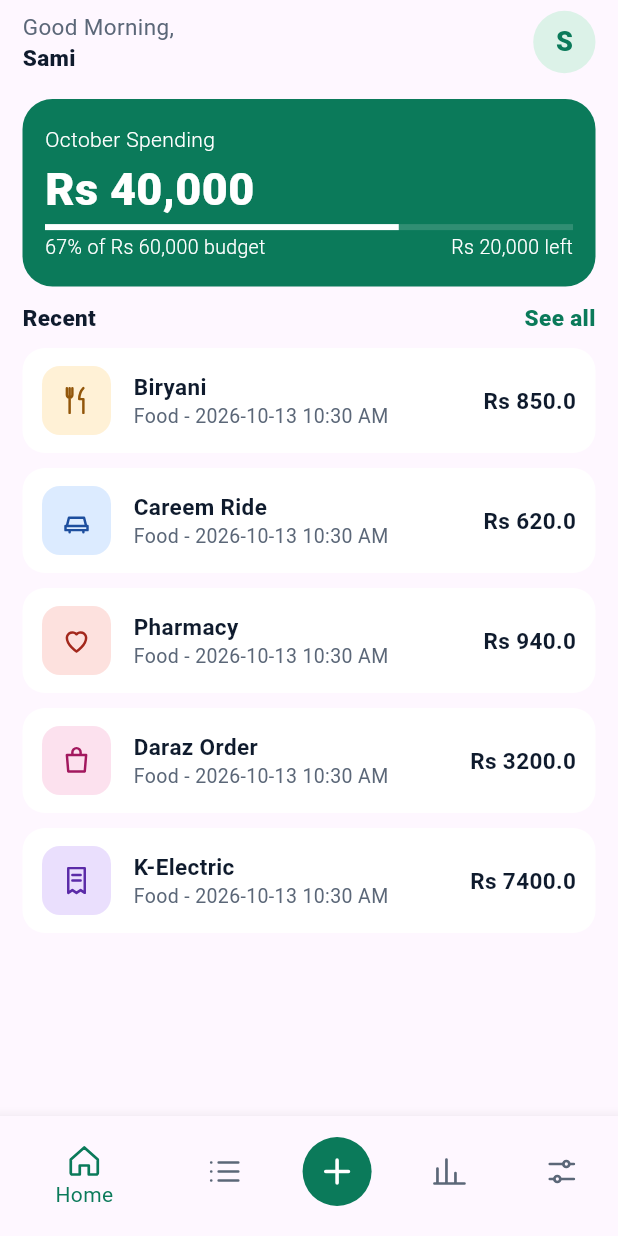
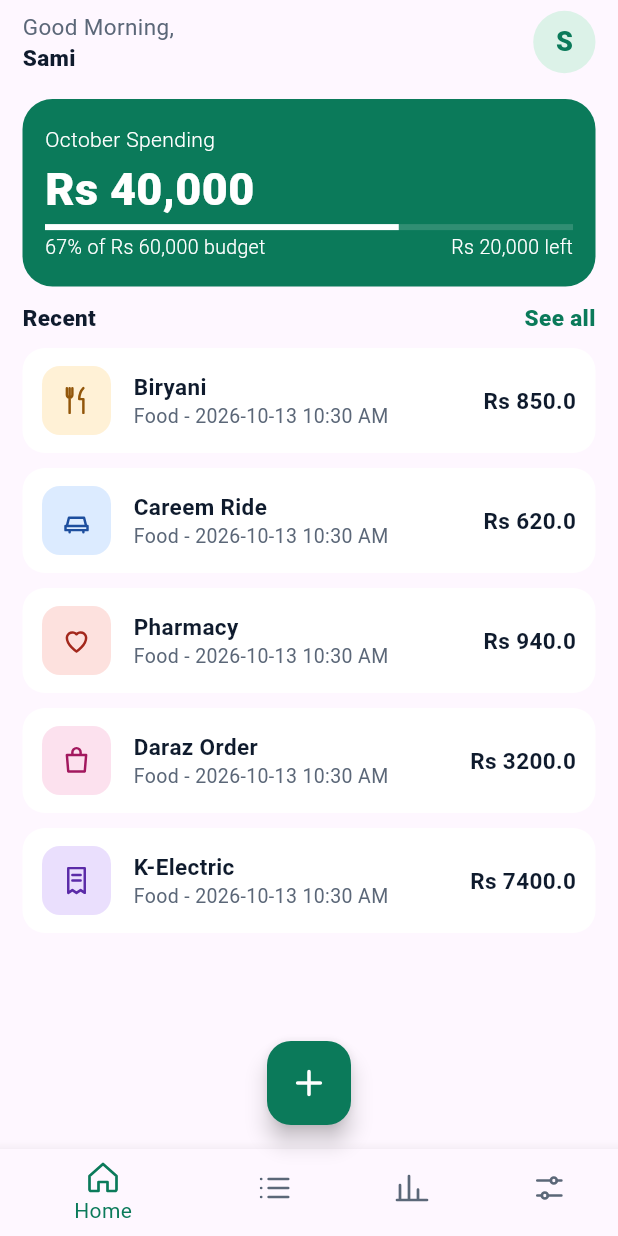
Before and after one commit to rehman-453/flutter_expense_tracker_sami, a Flutter app: the BottomHomeNavScreen screen opened directly, on a phone screen of 412 x 824 dp. Run offline on Flutter 3.47's test engine with Material 3 defaults, Android fonts, the phone set to English and light mode, and no system bars; our stand-ins replace flutter_svg, google_fonts.

Commit message:
set floating button for add expenses

```diff
--- a/lib/view/screens/main_screens/bottom_home_nav_screen.dart
+++ b/lib/view/screens/main_screens/bottom_home_nav_screen.dart
@@ -27,7 +27,7 @@ class _BottomHomeNavScreenState extends State<BottomHomeNavScreen> {
   List listOfScreens = [
     HomeScreen(),
     ExpenseScreen(),
-    AddExpenses(),
+    // AddExpenses(),
     SummaryScreen(),
     SettingScreen(),
   ];
@@ -36,6 +36,23 @@ class _BottomHomeNavScreenState extends State<BottomHomeNavScreen> {
   Widget build(BuildContext context) {
     return Scaffold(
       body: listOfScreens[_selectedIndex],
+
+      floatingActionButton: FloatingActionButton(
+        onPressed: () {
+          Navigator.push(
+            context,
+            MaterialPageRoute(builder: (context) => const AddExpenses()),
+          );
+        },
+        backgroundColor: AppColors.greenColor,
+        child: SvgPicture.asset(
+          AppAsset.addIcon,
+          colorFilter: const ColorFilter.mode(Colors.white, BlendMode.srcIn),
+        ),
+      ),
+
+      floatingActionButtonLocation: FloatingActionButtonLocation.centerFloat,
+
       bottomNavigationBar: BottomNavigationBar(
         items: <BottomNavigationBarItem>[
           BottomNavigationBarItem(
@@ -46,23 +63,23 @@ class _BottomHomeNavScreenState extends State<BottomHomeNavScreen> {
             icon: SvgPicture.asset(AppAsset.expenseIcon),
             label: 'Expense',
           ),
-          BottomNavigationBarItem(
-            icon: Container(
-              padding: const EdgeInsets.all(10),
-              decoration: BoxDecoration(
-                color: AppColors.greenColor,
-                borderRadius: BorderRadius.circular(25),
-              ),
-              child: SvgPicture.asset(
-                AppAsset.addIcon,
-                colorFilter: const ColorFilter.mode(
-                  Colors.white,
-                  BlendMode.srcIn,
-                ),
-              ),
-            ),
-            label: 'Add Expense',
-          ),
+          // BottomNavigationBarItem(
+          //   icon: Container(
+          //     padding: const EdgeInsets.all(10),
+          //     decoration: BoxDecoration(
+          //       color: AppColors.greenColor,
+          //       borderRadius: BorderRadius.circular(25),
+          //     ),
+          //     child: SvgPicture.asset(
+          //       AppAsset.addIcon,
+          //       colorFilter: const ColorFilter.mode(
+          //         Colors.white,
+          //         BlendMode.srcIn,
+          //       ),
+          //     ),
+          //   ),
+          //   label: 'Add Expense',
+          // ),
           BottomNavigationBarItem(
             icon: SvgPicture.asset(AppAsset.summaryIcon),
             label: 'Summary',
```
